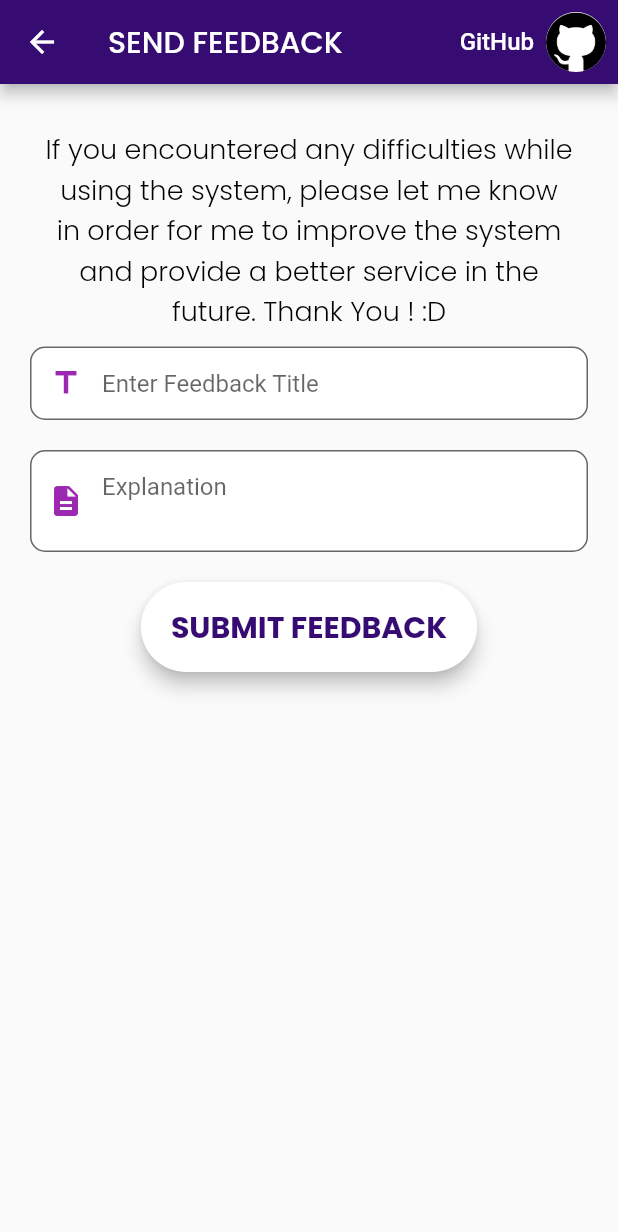
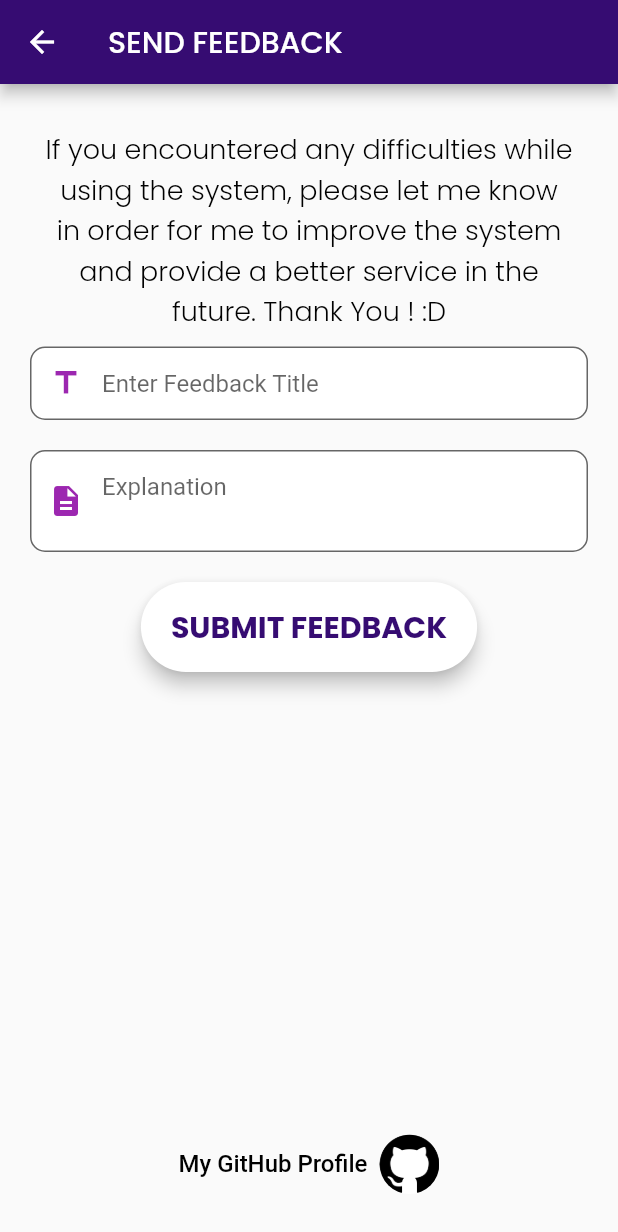
Before and after one commit to datsabahandude/Profit_Inventory_Management_System, a Flutter app: the FeedbackPage screen opened directly, on a phone screen of 412 x 824 dp. Shown: the top 1232 px of the screen. Run offline on Flutter 3.47's test engine with Material 2 defaults, Android fonts, the phone set to English and light mode, and no system bars; our stand-ins replace cloud_firestore, firebase_auth, firebase_core, firebase_storage, flutter_speed_dial, fluttertoast and 4 more; accounts and stored records are empty.

Commit message:
add Github Profile #19

```diff
--- a/lib/feedbackPage.dart
+++ b/lib/feedbackPage.dart
@@ -141,24 +141,6 @@ class MapScreenState extends State<FeedbackPage> {
           'SEND FEEDBACK',
           style: GoogleFonts.poppins(),
         ),
-        actions: [
-          TextButton.icon(
-              onPressed: () {
-                _launchUrl();
-              },
-              icon: const Text(
-                'GitHub',
-                style: TextStyle(color: Colors.white, fontSize: 16),
-              ),
-              label:
-                  // ClipOval(
-                  //   child: Image.asset('images/github-logo.png', fit: BoxFit.cover),
-                  // ),
-                  const CircleAvatar(
-                backgroundImage: AssetImage('images/github-logo.png'),
-                backgroundColor: Colors.white,
-              ))
-        ],
       ),
       body: Container(
         padding: const EdgeInsets.all(20.0),
@@ -195,6 +177,23 @@ class MapScreenState extends State<FeedbackPage> {
               const SizedBox(
                 height: 20.0,
               ),
+              const Spacer(),
+              TextButton.icon(
+                  onPressed: () {
+                    _launchUrl();
+                  },
+                  icon: const Text(
+                    'My GitHub Profile',
+                    style: TextStyle(color: Colors.black, fontSize: 16),
+                  ),
+                  label:
+                      // ClipOval(
+                      //   child: Image.asset('images/github-logo.png', fit: BoxFit.cover),
+                      // ),
+                      const CircleAvatar(
+                    backgroundImage: AssetImage('images/github-logo.png'),
+                    backgroundColor: Colors.white,
+                  ))
             ],
           ),
         ),
```
